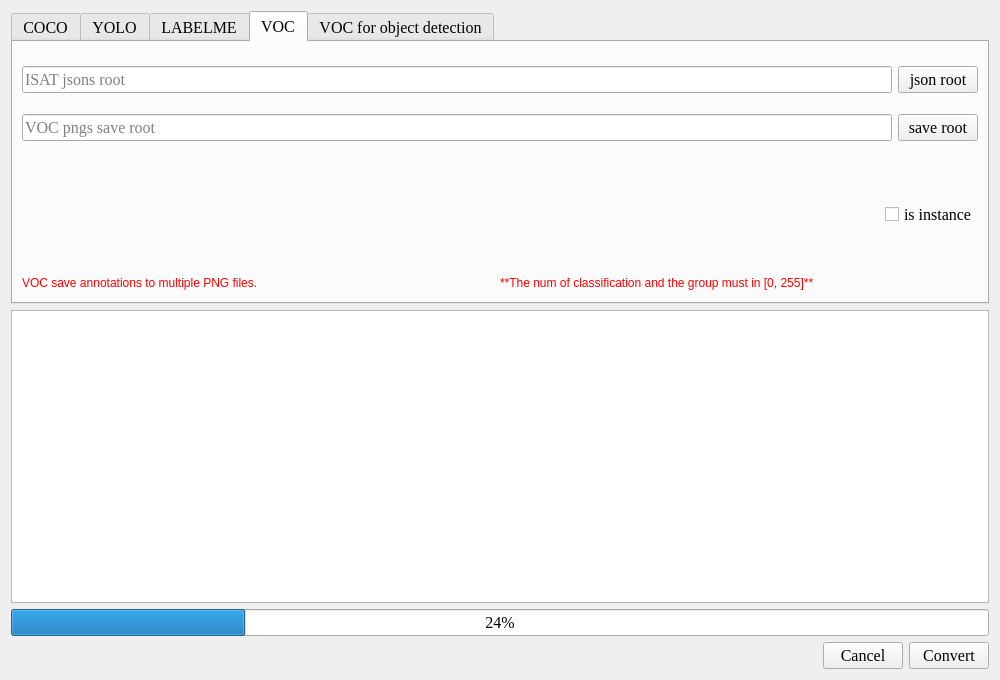
Before: the Qt Designer form ISAT/ui/Converter_dialog.ui in yatengLG/ISAT_with_segment_anything, drawn with Qt 5.
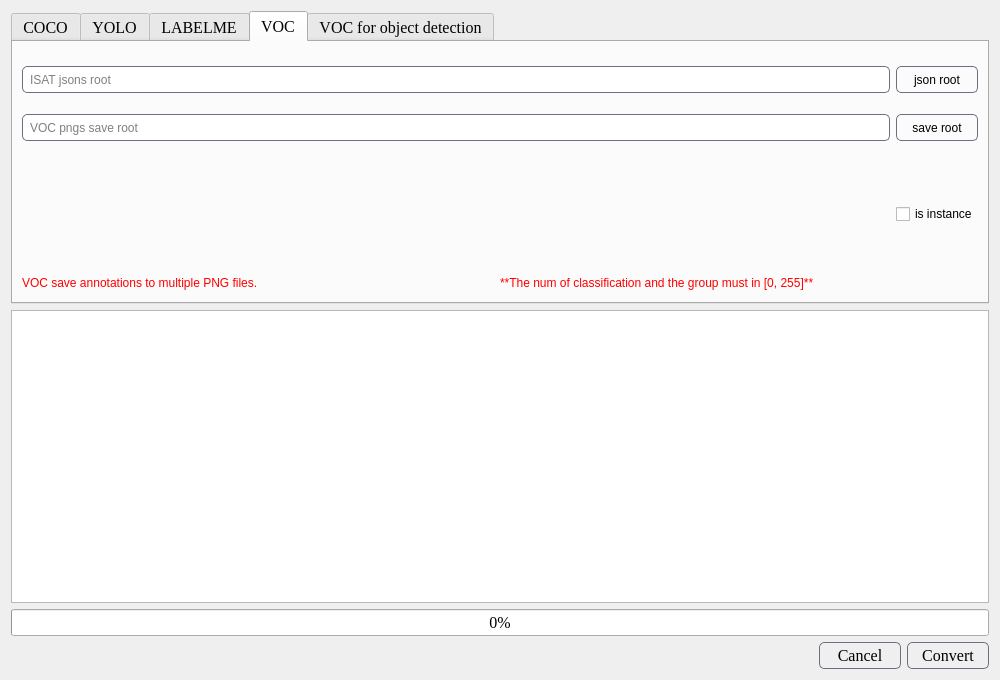
After: the same form once the commit is applied. The open tabs and pages were chosen to show the change.

```diff
--- a/ISAT/ui/Converter_dialog.ui
+++ b/ISAT/ui/Converter_dialog.ui
@@ -19,6 +19,37 @@
   <property name="windowTitle">
    <string>Converter</string>
   </property>
+  <property name="styleSheet">
+   <string notr="true">QLineEdit{
+	border: 1px solid #6C707E;
+	border-radius: 5px;
+	padding-left: 5px;
+	padding-right: 5px;
+	min-height: 25px;
+
+}
+QLineEdit:hover{
+	border: 1px solid #3574F0;
+} 
+QLineEdit:focus{
+	border: 2px solid #3574F0;
+} 
+
+QPushButton{
+	border: 1px solid #6C707E;
+	border-radius: 5px;
+	min-height: 25px;
+	min-width: 80px;
+}
+QPushButton:hover{
+	border: 1px solid #3574F0;
+} 
+QPushButton:pressed{
+	border: 2px solid #3574F0;
+} 
+
+</string>
+  </property>
   <layout class="QVBoxLayout" name="verticalLayout_13">
    <item>
     <widget class="QTabWidget" name="tabWidget">
@@ -934,6 +965,20 @@
           </item>
           <item row="0" column="0">
            <widget class="QLineEdit" name="lineEdit_isat2voc_isat_json_root">
+            <property name="styleSheet">
+             <string notr="true">QLineEdit{
+	border: 1px solid #6C707E;
+	border-radius: 5px;
+	padding-left: 5px;
+	padding-right: 5px;
+}
+QLineEdit:hover{
+	border: 1px solid #3574F0;
+} 
+QLineEdit:focus{
+	border: 2px solid #3574F0;
+} </string>
+            </property>
             <property name="readOnly">
              <bool>true</bool>
             </property>
@@ -1152,7 +1197,7 @@
    <item>
     <widget class="QProgressBar" name="progressBar">
      <property name="value">
-      <number>24</number>
+      <number>0</number>
      </property>
     </widget>
    </item>
```
Left out of the diff: 24 changed lines with no effect on the pictures.
